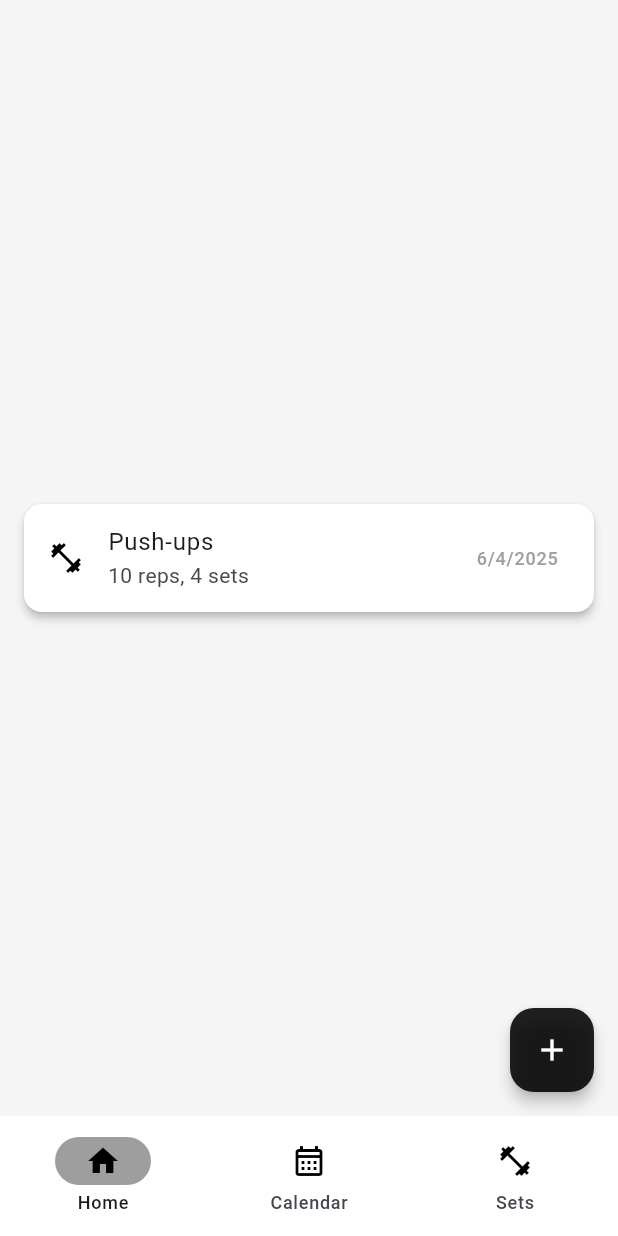
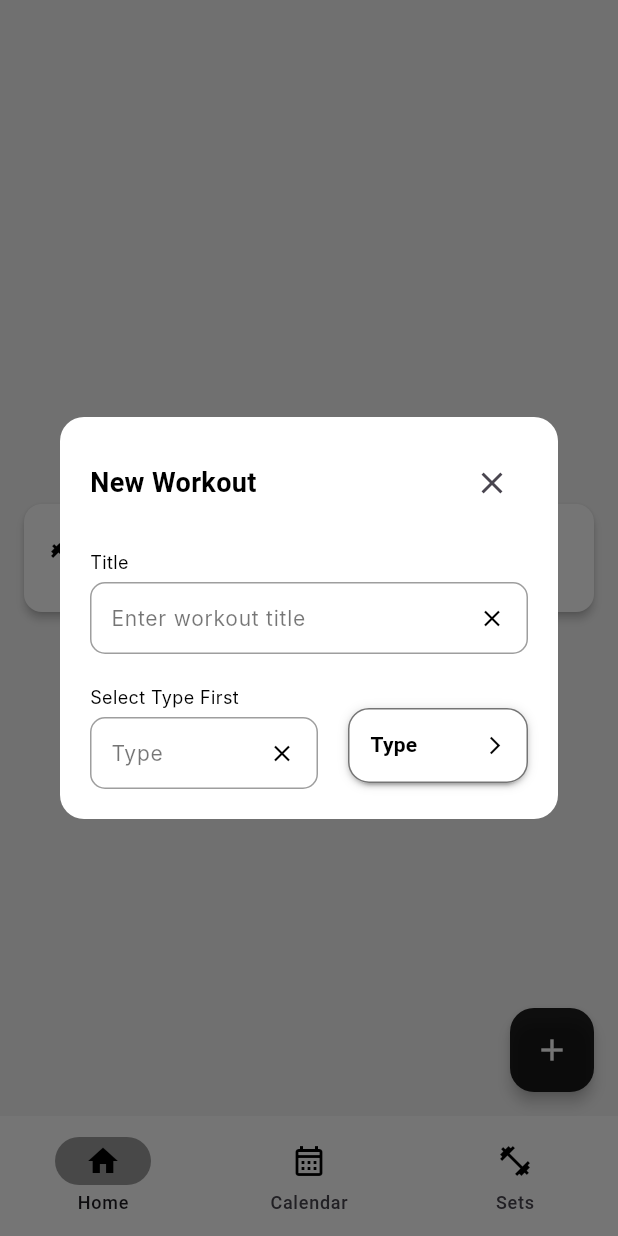
Before and after one commit to Sairusses/Workout-Tracker, a Flutter app: the screen it shows after launch, after a tap on the "add" icon, on a phone screen of 412 x 824 dp. Run offline on Flutter 3.47's test engine with Material 3 defaults, Android fonts, the phone set to English and light mode, and no system bars; drawn by our look-alikes of dropdown_button2; our stand-ins replace device_preview; Roboto replaces fonts that are missing (Inter).

Commit message:
added add workout ui

```diff
--- /dev/null
+++ b/lib/components/add_workout_dialog.dart
@@ -0,0 +1,144 @@
+import 'package:dropdown_button2/dropdown_button2.dart';
+import 'package:flutter/material.dart';
+
+import 'custom_text_form_field.dart';
+class AddWorkoutDialog extends StatefulWidget{
+  const AddWorkoutDialog({super.key});
+  @override
+  State<AddWorkoutDialog> createState() => AddWorkoutDialogState();
+}
+
+class AddWorkoutDialogState extends State<AddWorkoutDialog>{
+  final TextEditingController titleController = TextEditingController();
+  final TextEditingController repsController = TextEditingController();
+  final TextEditingController setsController = TextEditingController();
+  final List<String> workOutTypes = ['Reps', 'Duration'];
+
+  String? selectedWorkoutType;
+
+  @override
+  Widget build(BuildContext context) {
+    return Dialog(
+      shape: RoundedRectangleBorder(
+        borderRadius: BorderRadius.circular(16),
+      ),
+      backgroundColor: Colors.white,
+      child: Padding(
+        padding: EdgeInsets.all(20),
+        child: Column(
+          mainAxisSize: MainAxisSize.min,
+          mainAxisAlignment: MainAxisAlignment.start,
+          children: [
+            Row(
+              mainAxisAlignment: MainAxisAlignment.spaceBetween,
+              children: [
+                const Text(
+                  "New Workout",
+                  style: TextStyle(
+                      fontSize: 18,
+                      fontWeight: FontWeight.bold,
+                      color: Colors.black
+                  ),
+                ),
+                IconButton(
+                  icon: const Icon(Icons.close),
+                  onPressed: () => Navigator.of(context).pop(),
+                ),
+              ],
+            ),
+            SizedBox(height: 20),
+            CustomTextFormField(
+              controller: titleController,
+              labelText: "Title",
+              hint: "Enter workout title",
+            ),
+            SizedBox(height: 20),
+            Row(
+              children: [
+                Flexible(
+                  child: CustomTextFormField(
+                    controller: repsController,
+                    labelText: selectedWorkoutType ?? 'Select Type First',
+                    hint: selectedWorkoutType ?? 'Type',
+                    textInputType: TextInputType.number,
+                  ),
+                ),
+                SizedBox(width: 20,),
+                Column(
+                  children: [
+                    SizedBox(height: 12,),
+                    DropdownButtonHideUnderline(
+                      child: DropdownButton2<String>(
+                        isExpanded: true,
+                        hint: Text(
+                          selectedWorkoutType ?? 'Type',
+                          style:  TextStyle(
+                            fontSize: 14,
+                            fontWeight: FontWeight.bold,
+                            color: Colors.black,
+                          ),
+                          overflow: TextOverflow.ellipsis,
+                        ),
+                        items: workOutTypes.map((String item) => DropdownMenuItem<String>(
+                          value: item,
+                          child: Text(
+                            item,
+                            style: const TextStyle(
+                              fontSize: 14,
+                              fontWeight: FontWeight.bold,
+                              color: Colors.black,
+                            ),
+                            overflow: TextOverflow.ellipsis,
+                          ),
+                        ))
+                            .toList(),
+                        value: selectedWorkoutType,
+                        onChanged: (value) {
+                          setState(() {
+                            selectedWorkoutType = value;
+                          });
+                        },
+                        buttonStyleData: ButtonStyleData(
+                          height: 50,
+                          width: 120,
+                          padding: const EdgeInsets.only(left: 14, right: 14),
+                          decoration: BoxDecoration(
+                            borderRadius: BorderRadius.circular(14),
+                            border: Border.all(
+                              color: Colors.black54,
+                            ),
+                            color: Colors.white,
+                          ),
+                          elevation: 2,
+                        ),
+                        iconStyleData: const IconStyleData(
+                          icon: Icon(
+                            Icons.arrow_forward_ios_outlined,
+                          ),
+                          iconSize: 14,
+                          iconEnabledColor: Colors.black,
+                          iconDisabledColor: Colors.grey,
+                        ),
+                        menuItemStyleData: const MenuItemStyleData(
+                          height: 40,
+                          padding: EdgeInsets.only(left: 14, right: 14),
+                        ),
+                        dropdownStyleData: DropdownStyleData(
+                          decoration: BoxDecoration(
+                            borderRadius: BorderRadius.circular(14),
+                            color: Colors.white,
+                          ),
+                        ),
+                      ),
+                    ),
+                  ],
+                ),
+
+              ],
+            ),
+          ],
+        ),
+      ),
+    );
+  }
+}
--- /dev/null
+++ b/lib/components/custom_text_form_field.dart
@@ -0,0 +1,106 @@
+import 'package:flutter/material.dart';
+
+class CustomTextFormField extends StatefulWidget {
+  final TextEditingController controller;
+  final String labelText;
+  final String hint;
+  final int maxLines;
+  final TextInputType textInputType;
+  final Icon? prefixIcon;
+  final Icon? suffixIcon;
+  final VoidCallback? onSuffixPressed;
+  final bool isPassword;
+
+  const CustomTextFormField({
+    super.key,
+    required this.controller,
+    required this.labelText,
+    required this.hint,
+    this.maxLines = 1,
+    this.textInputType = TextInputType.text,
+    this.prefixIcon,
+    this.suffixIcon,
+    this.onSuffixPressed,
+    this.isPassword = false,
+  });
+
+  @override
+  State<CustomTextFormField> createState() => _CustomTextFormFieldState();
+}
+
+class _CustomTextFormFieldState extends State<CustomTextFormField> {
+  bool _obscureText = true;
+
+  @override
+  void initState() {
+    super.initState();
+    _obscureText = widget.isPassword; // Hide text initially if it's a password field
+  }
+
+  @override
+  Widget build(BuildContext context) {
+    return Column(
+      crossAxisAlignment: CrossAxisAlignment.start,
+      children: [
+        Text(
+          widget.labelText,
+          style: const TextStyle(
+            fontSize: 12,
+            fontWeight: FontWeight.w400,
+            fontFamily: 'Inter',
+            color: Colors.black,
+          ),
+        ),
+        const SizedBox(height: 5),
+        TextFormField(
+          keyboardType: widget.textInputType,
+          maxLines: widget.maxLines,
+          controller: widget.controller,
+          obscureText: widget.isPassword ? _obscureText : false,
+          style: const TextStyle(
+            fontSize: 14,
+            fontWeight: FontWeight.w400,
+            fontFamily: 'Inter',
+            color: Colors.black,
+          ),
+          decoration: InputDecoration(
+            hintText: widget.hint,
+            hintStyle: const TextStyle(
+              fontSize: 14,
+              fontWeight: FontWeight.w400,
+              fontFamily: 'Inter',
+              color: Colors.black54,
+            ),
+            filled: true,
+            fillColor: Colors.white,
+            isDense: true,
+            contentPadding: const EdgeInsets.all(10),
+            enabledBorder: const OutlineInputBorder(
+              borderRadius: BorderRadius.all(Radius.circular(10.0)),
+              borderSide: BorderSide(color: Colors.grey, width: 1),
+            ),
+            focusedBorder: const OutlineInputBorder(
+              borderRadius: BorderRadius.all(Radius.circular(10.0)),
+              borderSide: BorderSide(color: Colors.black, width: 1.3),
+            ),
+            prefixIcon: widget.prefixIcon,
+            suffixIcon: widget.isPassword
+                ? IconButton(
+              icon: Icon(_obscureText ? Icons.visibility_off : Icons.visibility, color: Colors.black,),
+              onPressed: () {
+                setState(() {
+                  _obscureText = !_obscureText;
+                });
+              },
+            )
+                : IconButton(
+              icon: widget.suffixIcon ?? Icon(Icons.clear, color: Colors.black,),
+              onPressed: widget.onSuffixPressed ?? () => widget.controller.clear(),
+            ),
+
+          ),
+        ),
+      ],
+    );
+  }
+}
--- a/lib/home_screen.dart
+++ b/lib/home_screen.dart
@@ -1,5 +1,7 @@
 import 'package:flutter/material.dart';
 import 'package:workout_tracker/components/workout_card.dart';
+
+import 'components/add_workout_dialog.dart';
 
 class HomeScreen extends StatefulWidget{
   const HomeScreen({super.key});
@@ -14,7 +16,9 @@ class HomeScreenState extends State<HomeScreen>{
     return Scaffold(
       backgroundColor: Colors.grey[100],
       floatingActionButton: FloatingActionButton(
-        onPressed: (){},
+        onPressed: (){
+          showDialog(context: context, builder: (context) => const AddWorkoutDialog());
+        },
         backgroundColor: Colors.black87,
         elevation: 4,
         child: const Icon(Icons.add, color: Colors.white),
--- a/pubspec.yaml
+++ b/pubspec.yaml
@@ -35,6 +35,7 @@ dependencies:
   # Use with the CupertinoIcons class for iOS style icons.
   cupertino_icons: ^1.0.8
   device_preview: ^1.2.0
+  dropdown_button2: ^2.3.9
 
 dev_dependencies:
   flutter_test:
```
Also changed, not shown: pubspec.lock.
